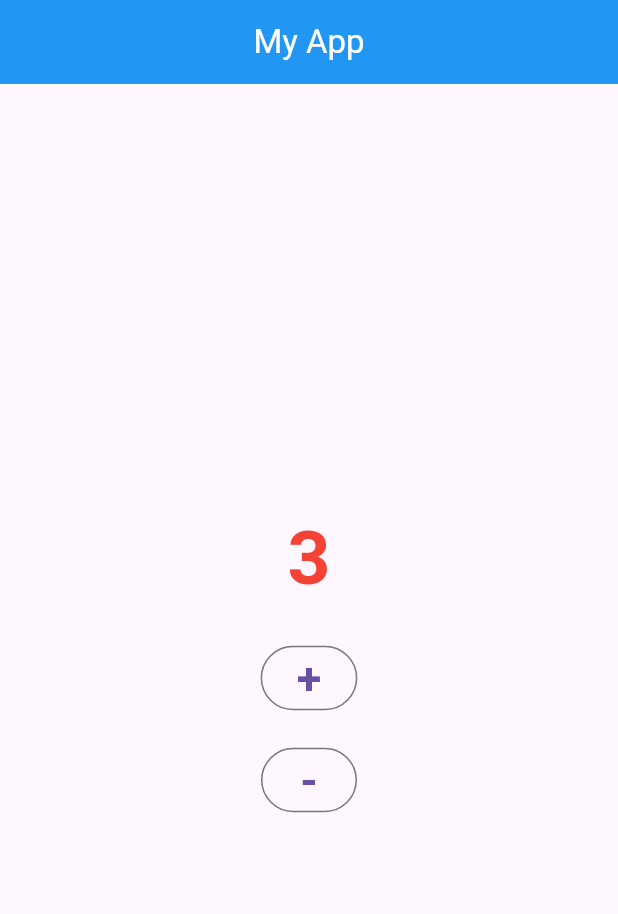
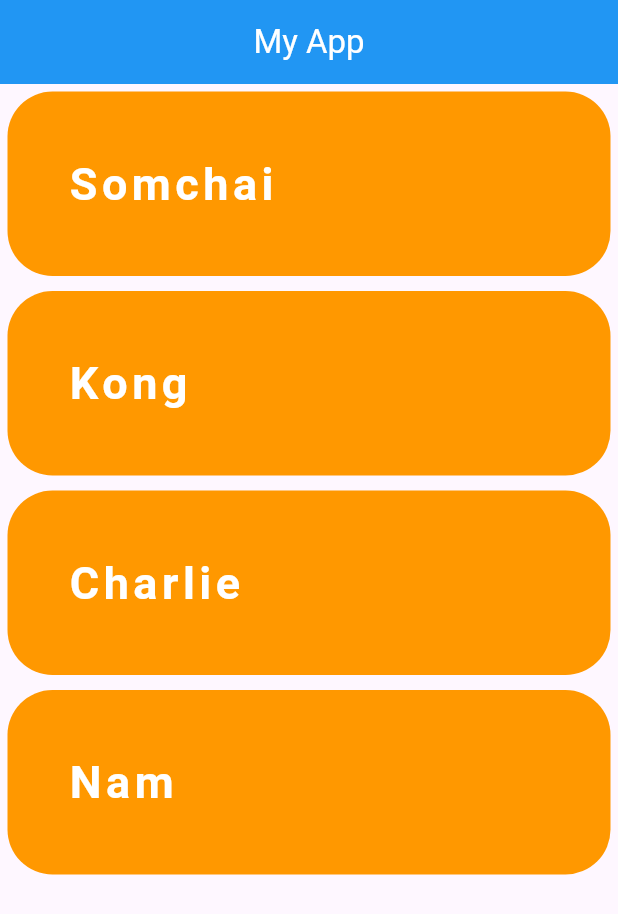
Before and after one commit to zachtix/flutter01, a Flutter app: the screen it shows after launch, on a phone screen of 412 x 824 dp. Shown: the top 914 px of the screen. Run offline on Flutter 3.47's test engine with Material 3 defaults, Android fonts, the phone set to English and light mode, and no system bars.

Commit message:
ListView

```diff
--- a/lib/screens/home.dart
+++ b/lib/screens/home.dart
@@ -8,62 +8,31 @@ class Item extends StatefulWidget {
 }
 
 class _ItemState extends State<Item> {
-  int qty = 3;
-
-  void addQTY() {
-    setState(() {
-      qty++;
-    });
-  }
-
-  void subtrackQTY() {
-    setState(() {
-      qty <= 0 ? 0 : qty--;
-    });
-  }
+  List data = ["Somchai", "Kong", "Charlie", "Nam"];
 
   @override
   Widget build(BuildContext context) {
-    return Center(
-      child: Column(
-        mainAxisAlignment: MainAxisAlignment.center,
-        children: [
-          Text(
-            "$qty",
+    return ListView.builder(
+      itemCount: data.length,
+      itemBuilder: (context, index) {
+        return Container(
+          decoration: BoxDecoration(
+            borderRadius: BorderRadius.circular(30),
+            color: Colors.orange,
+          ),
+          margin: const EdgeInsets.all(5),
+          padding: const EdgeInsets.all(40),
+          child: Text(
+            data[index],
             style: const TextStyle(
-              color: Colors.red,
-              fontSize: 50,
+              fontSize: 30,
               fontWeight: FontWeight.bold,
+              color: Colors.white,
+              letterSpacing: 3,
             ),
           ),
-          const SizedBox(
-            height: 20,
-          ),
-          OutlinedButton(
-            onPressed: addQTY,
-            child: const Text(
-              "+",
-              style: TextStyle(
-                fontSize: 30,
-                fontWeight: FontWeight.bold,
-              ),
-            ),
-          ),
-          const SizedBox(
-            height: 20,
-          ),
-          OutlinedButton(
-            onPressed: subtrackQTY,
-            child: const Text(
-              "-",
-              style: TextStyle(
-                fontSize: 30,
-                fontWeight: FontWeight.bold,
-              ),
-            ),
-          ),
-        ],
-      ),
+        );
+      },
     );
   }
 }
```
